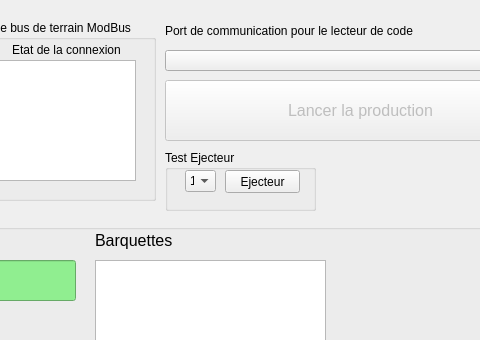
This is mainwindow.ui in Quentin2512/Barquette as Qt 5 draws it before an edit; both pictures show x 185 to 665 and y 0 to 340 of the 758 by 464 pixel window. The edited form follows.
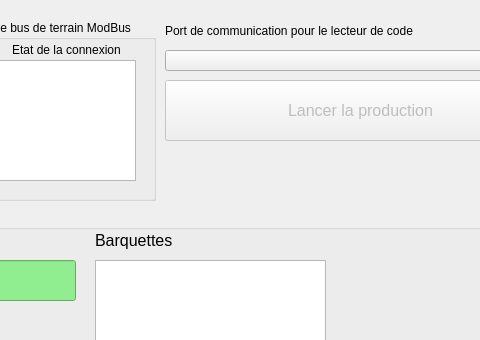
This is the edited form.

Commit message: Ejecteurs opérationnels

Patch:
```diff
--- a/mainwindow.ui
+++ b/mainwindow.ui
@@ -452,62 +452,6 @@
      </property>
     </widget>
    </widget>
-   <widget class="QGroupBox" name="groupBox_ejecteur">
-    <property name="geometry">
-     <rect>
-      <x>350</x>
-      <y>150</y>
-      <width>151</width>
-      <height>61</height>
-     </rect>
-    </property>
-    <property name="title">
-     <string>Test Ejecteur</string>
-    </property>
-    <widget class="QComboBox" name="comboBox_ejecteur">
-     <property name="geometry">
-      <rect>
-       <x>20</x>
-       <y>20</y>
-       <width>31</width>
-       <height>22</height>
-      </rect>
-     </property>
-     <item>
-      <property name="text">
-       <string>1</string>
-      </property>
-     </item>
-     <item>
-      <property name="text">
-       <string>2</string>
-      </property>
-     </item>
-     <item>
-      <property name="text">
-       <string>3</string>
-      </property>
-     </item>
-     <item>
-      <property name="text">
-       <string>4</string>
-      </property>
-     </item>
-    </widget>
-    <widget class="QPushButton" name="pushButton_ejecteur">
-     <property name="geometry">
-      <rect>
-       <x>60</x>
-       <y>20</y>
-       <width>75</width>
-       <height>23</height>
-      </rect>
-     </property>
-     <property name="text">
-      <string>Ejecteur</string>
-     </property>
-    </widget>
-   </widget>
   </widget>
   <widget class="QStatusBar" name="statusBar"/>
  </widget>
```
The commit also changes 8 other files.
